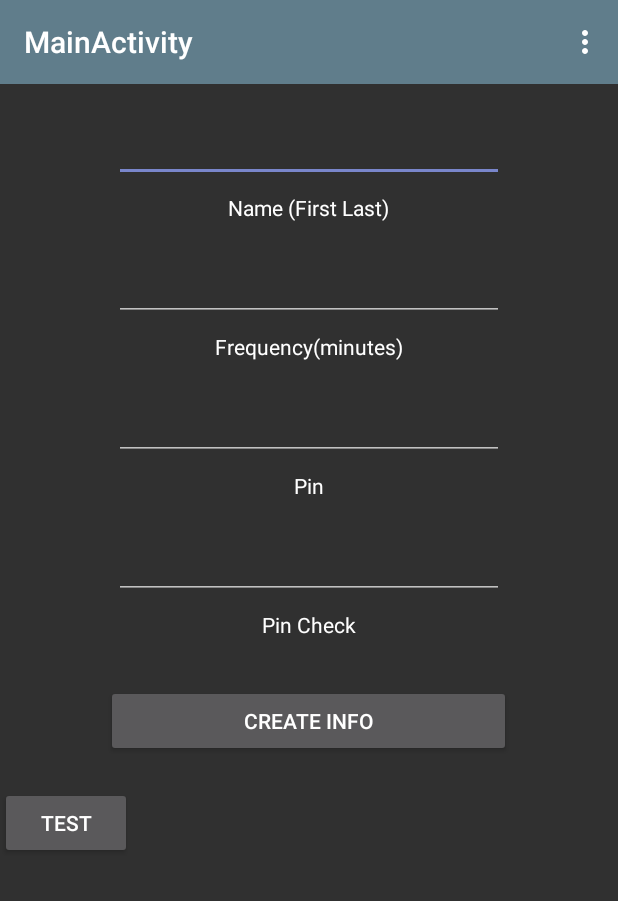
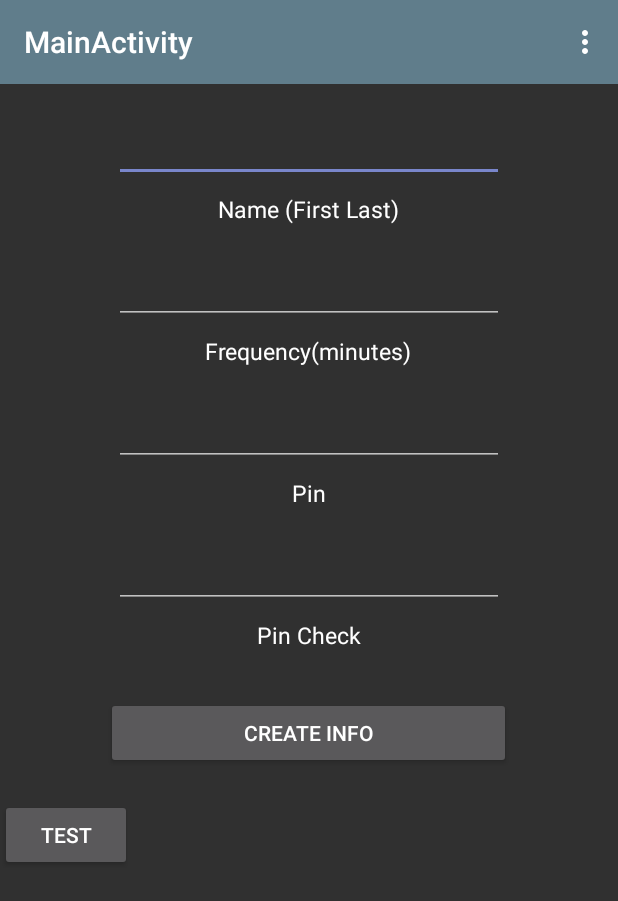
Before and after one commit to DiNear/BigBrother, an Android app: the screen it shows after launch (MainActivity), on a phone screen of 412 x 824 dp. Shown: the top 901 px of the screen. Run offline under Robolectric (Android 15) with nearby library versions, the phone set to English and light mode, and no system bars; 1 statement that could not run was skipped.

Commit message:
increased size on login layout

```diff
--- a/MyApplication/app/src/main/res/layout/activity_main.xml
+++ b/MyApplication/app/src/main/res/layout/activity_main.xml
@@ -36,6 +36,7 @@
             android:layout_marginTop="5dip"
             android:layout_marginBottom="5dip"
             android:layout_gravity="center_horizontal"
+            android:textSize="15dp"
             />
 
         <EditText android:layout_width="wrap_content"
@@ -56,6 +57,7 @@
             android:layout_marginTop="5dip"
             android:layout_marginBottom="5dip"
             android:layout_gravity="center_horizontal"
+            android:textSize="15dp"
             />
 
         <EditText android:layout_width="wrap_content"
@@ -78,6 +80,7 @@
             android:layout_marginTop="5dip"
             android:layout_marginBottom="5dip"
             android:layout_gravity="center_horizontal"
+            android:textSize="15dp"
             />
 
         <EditText android:layout_width="wrap_content"
@@ -100,6 +103,7 @@
             android:layout_marginTop="5dip"
             android:layout_marginBottom="5dip"
             android:layout_gravity="center_horizontal"
+            android:textSize="15dp"
             />
 
         <!-- Login button -->
@@ -109,7 +113,8 @@
             android:layout_marginTop="25dp"
             android:layout_gravity="center_horizontal"
             android:width="270dp"
-            android:text="Create Info"/>
+            android:text="Create Info"
+            />
 
     </LinearLayout>
 
```
